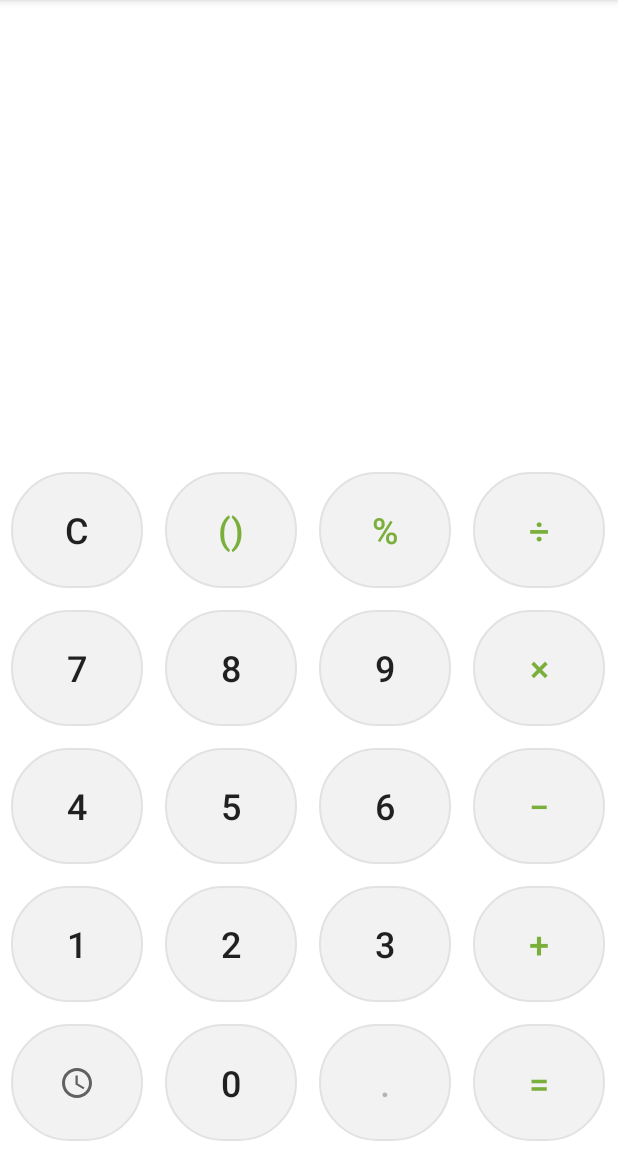
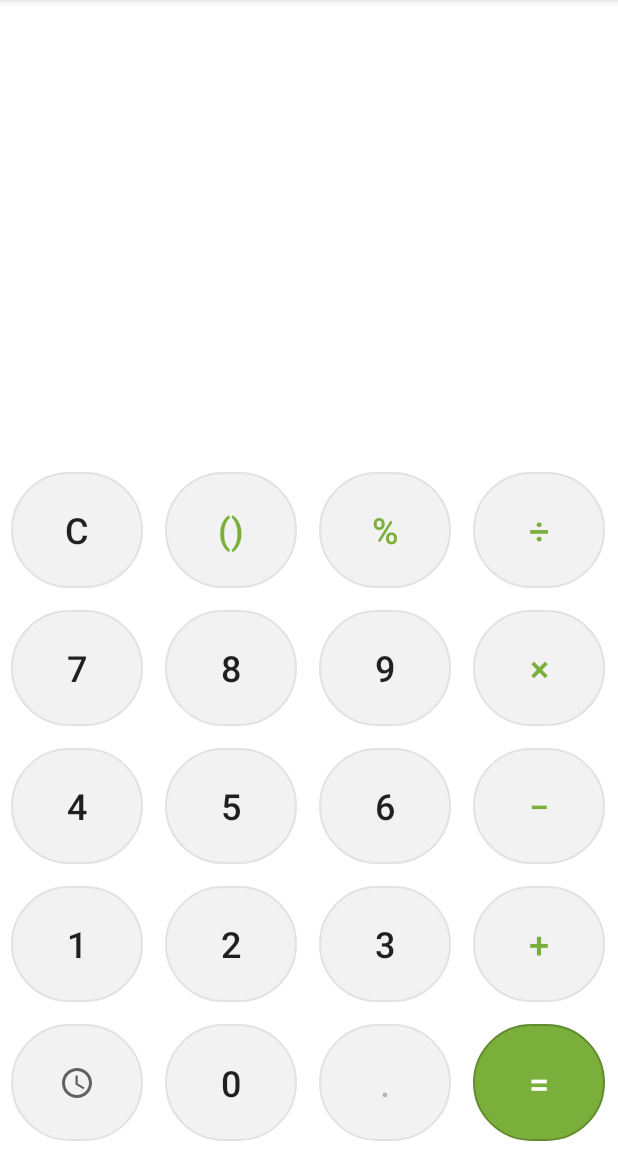
Before and after one commit to JieunHan17/AopPart2Chapter04, an Android app: the screen it shows after launch (MainActivity), on a phone screen of 412 x 824 dp, the part 84-1236 px from its top. Run offline under Robolectric (Android 15) with nearby library versions, the phone set to English and light mode, and no system bars.

Commit message:
Create Green Button

```diff
--- /dev/null
+++ b/app/src/main/res/drawable/button_background_green.xml
@@ -0,0 +1,13 @@
+<?xml version="1.0" encoding="utf-8"?>
+<ripple xmlns:android="http://schemas.android.com/apk/res/android"
+    android:color="@color/greenPress">
+    <item android:id="@android:id/background">
+        <shape android:shape="rectangle">
+            <solid android:color="@color/green" />
+            <corners android:radius="100dp" />
+            <stroke
+                android:width="1dp"
+                android:color="@color/greenPress" />
+        </shape>
+    </item>
+</ripple>
--- a/app/src/main/res/layout/activity_main.xml
+++ b/app/src/main/res/layout/activity_main.xml
@@ -230,10 +230,10 @@
                 android:layout_width="wrap_content"
                 android:layout_height="match_parent"
                 android:layout_margin="7dp"
-                android:background="@drawable/button_background"
+                android:background="@drawable/button_background_green"
                 android:stateListAnimator="@null"
                 android:text="="
-                android:textColor="@color/green"
+                android:textColor="@color/white"
                 android:textSize="24sp" />
         </TableRow>
     </TableLayout>
```
